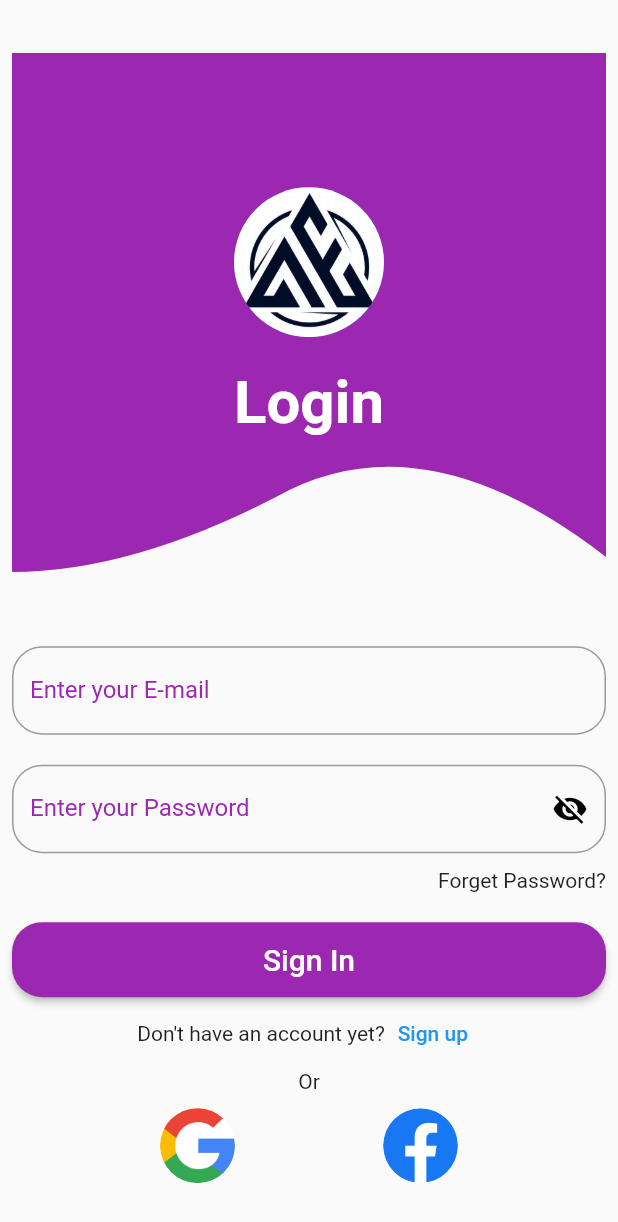
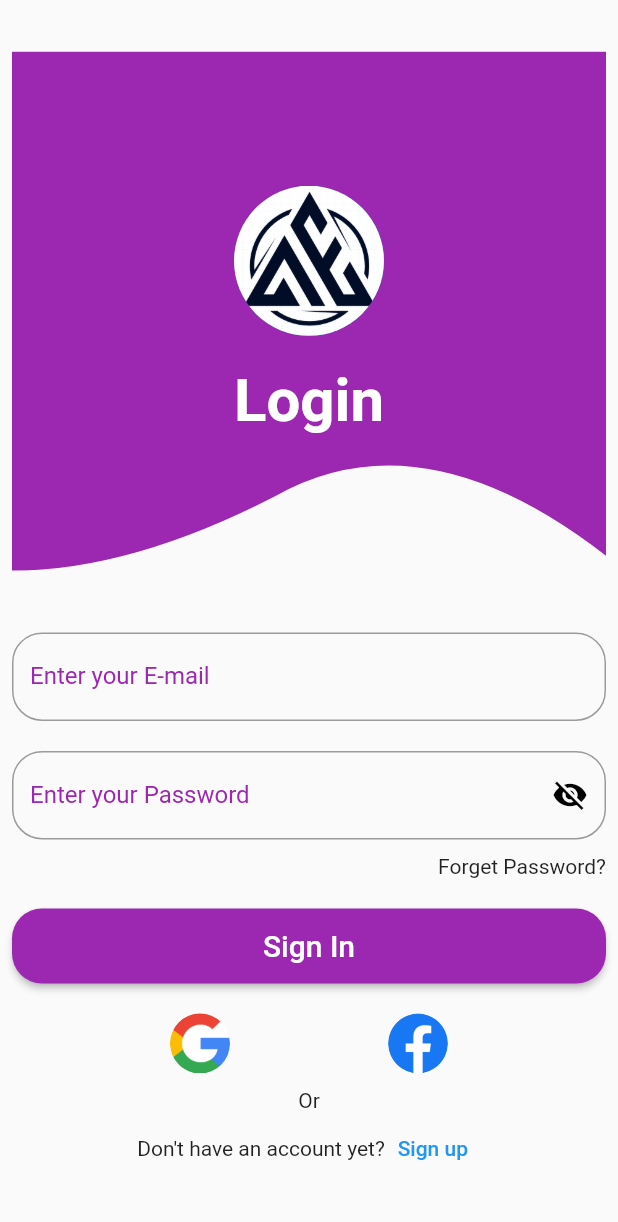
Before and after one commit to habeeb321/E-Commerce-App, a Flutter app: the LoginScreen screen opened directly, on a phone screen of 412 x 824 dp. Shown: the top 1222 px of the screen. Run offline on Flutter 3.47's test engine with Material 2 defaults, Android fonts, the phone set to English and light mode, and no system bars; our stand-ins replace device_preview, get.

Commit message:
login modified

```diff
--- a/lib/view/loginscreen/view/login_screen.dart
+++ b/lib/view/loginscreen/view/login_screen.dart
@@ -51,7 +51,7 @@ class LoginScreen extends StatelessWidget {
                       ],
                     ),
                   ),
-                  SizedBox(height: size.height * 0.06),
+                  SizedBox(height: size.height * 0.05),
                   Column(
                     children: [
                       TextFormField(
@@ -108,6 +108,31 @@ class LoginScreen extends StatelessWidget {
                       ),
                     ),
                   ),
+                  kHeight20,
+                  Row(
+                    mainAxisAlignment: MainAxisAlignment.spaceEvenly,
+                    children: [
+                      InkWell(
+                        child: const CircleAvatar(
+                          radius: 20,
+                          backgroundImage: AssetImage('assets/logo/GOOGLE.png'),
+                          backgroundColor: kWhitecolor,
+                        ),
+                        onTap: () {},
+                      ),
+                      InkWell(
+                        child: const CircleAvatar(
+                          radius: 20,
+                          backgroundImage:
+                              AssetImage('assets/logo/Facebook.png'),
+                          backgroundColor: kWhitecolor,
+                        ),
+                        onTap: () {},
+                      ),
+                    ],
+                  ),
+                  kHeight10,
+                  const Text('Or'),
                   Row(
                     mainAxisAlignment: MainAxisAlignment.center,
                     children: [
@@ -115,30 +140,6 @@ class LoginScreen extends StatelessWidget {
                       TextButton(
                         onPressed: () {},
                         child: const Text('Sign up'),
-                      ),
-                    ],
-                  ),
-                  const Text('Or'),
-                  kHeight10,
-                  Row(
-                    mainAxisAlignment: MainAxisAlignment.spaceEvenly,
-                    children: [
-                      InkWell(
-                        child: const CircleAvatar(
-                          radius: 25,
-                          backgroundImage: AssetImage('assets/logo/GOOGLE.png'),
-                          backgroundColor: kWhitecolor,
-                        ),
-                        onTap: () {},
-                      ),
-                      InkWell(
-                        child: const CircleAvatar(
-                          radius: 25,
-                          backgroundImage:
-                              AssetImage('assets/logo/Facebook.png'),
-                          backgroundColor: kWhitecolor,
-                        ),
-                        onTap: () {},
                       ),
                     ],
                   ),
```
